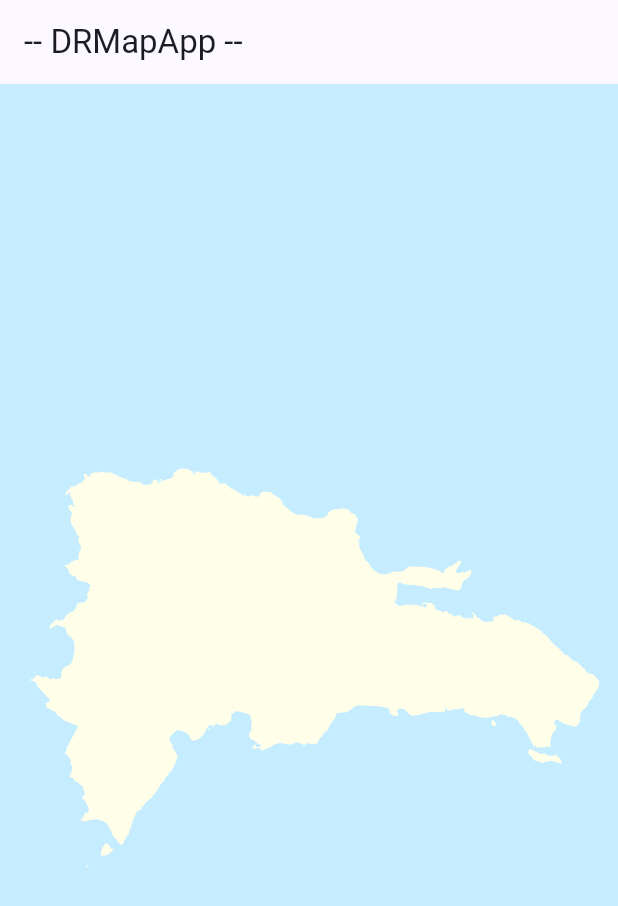
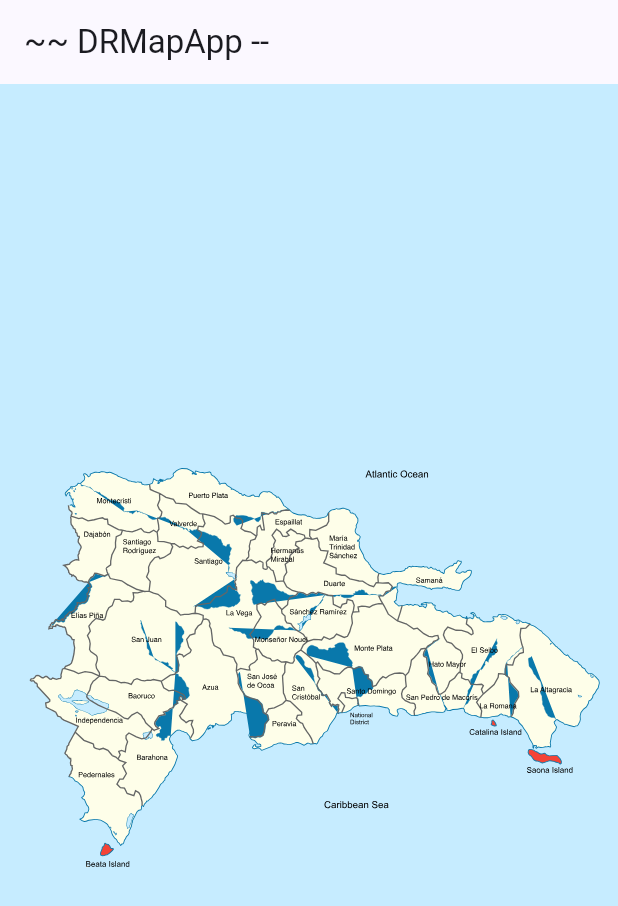
Before and after one commit to ignis-victorious/dr_mac, a Flutter app: the screen it shows after launch, on a phone screen of 412 x 824 dp. Shown: the top 906 px of the screen. Run offline on Flutter 3.47's test engine with Material 3 defaults, Android fonts, the phone set to English and light mode, and no system bars; our stand-ins replace flutter_riverpod, flutter_svg, riverpod_annotation; generated files the repository leaves out were written again.

Commit message:
Add DRMapApp + DRMap, enu,s, Providers

```diff
--- a/lib/pages/dr_map.dart
+++ b/lib/pages/dr_map.dart
@@ -1,8 +1,9 @@
 //  ________________________
 //  Import LIBRARIES
 import 'package:flutter/material.dart';
-import 'package:flutter_svg/svg.dart';
+// import 'package:flutter_svg/svg.dart';
 //  Import FILES
+import '../widgets/drmap.dart';
 //  PARTS
 //  PROVIDERS
 //  ________________________
@@ -14,12 +15,8 @@ class DRMapApp extends StatelessWidget {
   Widget build(BuildContext context) {
     return Scaffold(
       backgroundColor: Color(0xFFC6ecff),
-      appBar: AppBar(title: const Text('-- DRMapApp --')),
-      body: Stack(
-        children: <Widget>[
-          SvgPicture.asset('assets/svgs/map_assets/baserd.svg'),
-        ],
-      ),
+      appBar: AppBar(title: const Text('~~ DRMapApp --')),
+      body: Stack(children: <Widget>[DRMap()]),
       // body: SvgPicture.asset('./assets/svgs/rd.svg'),
     );
   }
--- a/lib/widgets/drmap.dart
+++ b/lib/widgets/drmap.dart
@@ -0,0 +1,47 @@
+//  ________________________
+//  Import LIBRARIES
+import 'package:flutter_svg/svg.dart';
+import 'package:flutter/material.dart';
+import 'package:flutter_riverpod/flutter_riverpod.dart';
+
+//  Import FILES
+import '../models/enums.dart';
+import '../providers/map_providers.dart';
+//  PARTS
+//  PROVIDERS
+//  ________________________
+
+class DRMap extends ConsumerWidget {
+  const DRMap({super.key});
+
+  @override
+  Widget build(BuildContext context, WidgetRef ref) {
+    final SelectedMapAssets = ref.watch(selectedMapAssetsProvider);
+    return Stack(
+      children: <Widget>[
+        SvgPicture.asset('assets/svgs/map_assets/baserd.svg'),
+        SvgPicture.asset(
+          'assets/svgs/provinces/islabeata.svg',
+          color: Colors.red,
+        ),
+        SvgPicture.asset(
+          'assets/svgs/provinces/islacatalina.svg',
+          color: Colors.red,
+        ),
+        SvgPicture.asset(
+          'assets/svgs/provinces/islasaona.svg',
+          color: Colors.red,
+        ),
+
+        ...List.generate(SelectedMapAssets.length, (index) {
+          final asset = SelectedMapAssets[index];
+          final assetName =
+              asset == MapAssets.seas || asset == MapAssets.names
+                  ? '${asset.name}_en'
+                  : asset.name;
+          return SvgPicture.asset('assets/svgs/map_assets/${assetName}.svg');
+        }),
+      ],
+    );
+  }
+}
```
Also changed, not shown: lib/models/enums.dart (added, +18 -0 lines), lib/models/province.dart (added, +16 -0 lines), lib/providers/map_providers.dart (added, +25 -0 lines), lib/providers/map_providers.g.dart (added).
